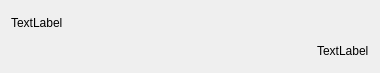
Before: the Qt Designer form Client/ChatItemWidget.ui in ZeroZeroZerooZeroo/Messenger, drawn with Qt 5.
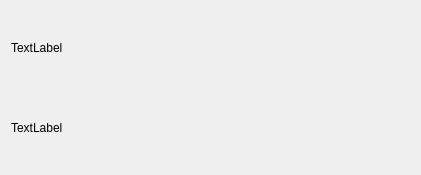
After: the same form once the commit is applied.

What changed in the file:
```diff
--- a/Client/ChatItemWidget.ui
+++ b/Client/ChatItemWidget.ui
@@ -6,8 +6,8 @@
    <rect>
     <x>0</x>
     <y>0</y>
-    <width>380</width>
-    <height>73</height>
+    <width>421</width>
+    <height>175</height>
    </rect>
   </property>
   <property name="windowTitle">
@@ -15,14 +15,14 @@
   </property>
   <layout class="QVBoxLayout" name="verticalLayout">
    <item>
-    <widget class="QLabel" name="lblMessage">
+    <widget class="QLabel" name="lblTime">
      <property name="text">
       <string>TextLabel</string>
      </property>
     </widget>
    </item>
-   <item alignment="Qt::AlignRight">
-    <widget class="QLabel" name="lblTime">
+   <item>
+    <widget class="QLabel" name="lblMessage">
      <property name="text">
       <string>TextLabel</string>
      </property>
```
